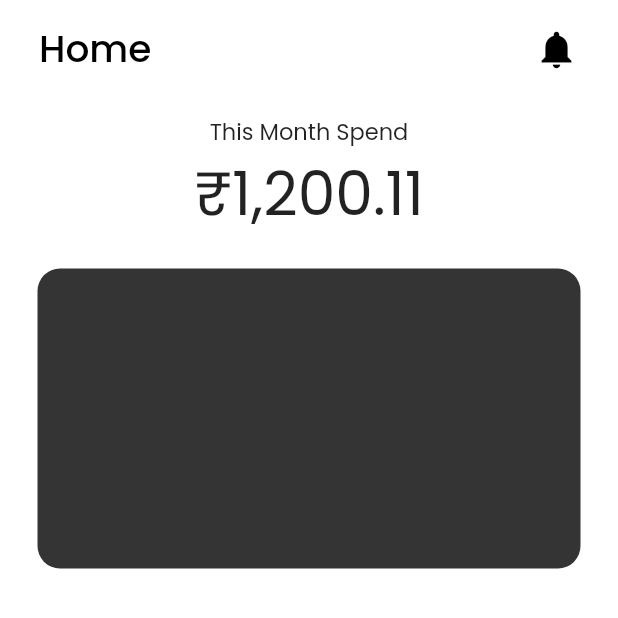
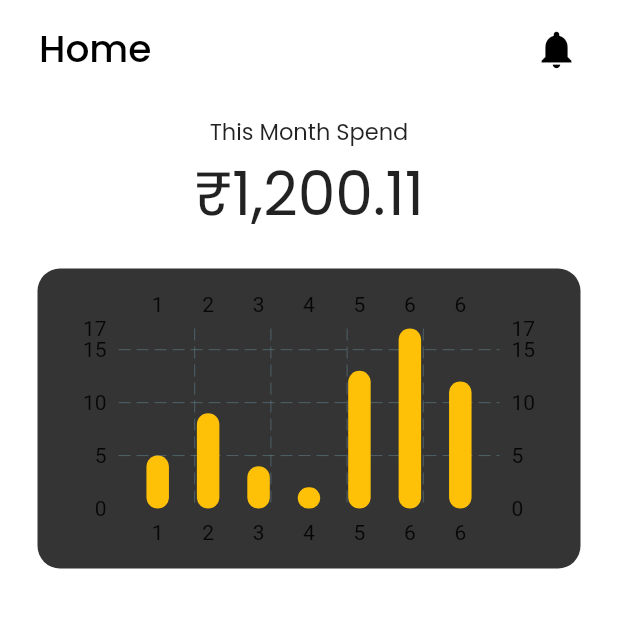
Before and after one commit to joyetgeorge/Expenso, a Flutter app: the screen it shows after launch, on a phone screen of 412 x 824 dp, the top half of it. Run offline on Flutter 3.47's test engine with Material 2 defaults, Android fonts, the phone set to English and light mode, and no system bars; drawn by our look-alikes of fl_chart; our stand-ins replace google_fonts.

Commit message:
modified:   lib/main.dart 	modified:   lib/widgets/home.dart 	modified:   lib/widgets/welcome.dart 	modified:   pubspec.lock 	modified:   pubspec.yaml

```diff
--- a/lib/main.dart
+++ b/lib/main.dart
@@ -12,16 +12,21 @@ void main() {
   ));
 }
 
-class Expenso extends StatelessWidget {
+class Expenso extends StatefulWidget {
   const Expenso({Key? key}) : super(key: key);
 
+  @override
+  State<Expenso> createState() => _ExpensoState();
+}
+
+class _ExpensoState extends State<Expenso> {
   @override
   Widget build(BuildContext context) {
     return MaterialApp(
       home: Scaffold(
         backgroundColor: Colors.white,
         appBar: AppBar(
-            backgroundColor: const Color(0xfffffffff),
+            backgroundColor: const Color(0x000fffff),
             elevation: 0,
             title: Container(
               margin: const EdgeInsets.only(left: 10, right: 10, top: 10),
--- a/lib/widgets/home.dart
+++ b/lib/widgets/home.dart
@@ -1,5 +1,6 @@
 import 'package:flutter/material.dart';
 import 'package:google_fonts/google_fonts.dart';
+import 'package:fl_chart/fl_chart.dart';
 
 class Home extends StatelessWidget {
   const Home({
@@ -26,21 +27,57 @@ class Home extends StatelessWidget {
                 "₹1,200.11",
                 style: GoogleFonts.poppins(fontSize: 40),
               ),
-              Container(
-                  // color: Color(0xff343434),
-                  height: 200,
-                  margin: const EdgeInsets.only(top: 20, left: 25, right: 25),
-                  decoration: BoxDecoration(
-                    color: const Color(0xff343434),
-                    borderRadius: BorderRadius.circular(15),
-                    // border: Border.all(
-                    //   color: Color(0xff343434),
-                    // )
-                  ))
+              Analytics()
             ],
           ),
         )
       ],
     );
   }
+
+  Container Analytics() {
+    return Container(
+      height: 200,
+      margin: const EdgeInsets.only(top: 20, left: 25, right: 25),
+      decoration: BoxDecoration(
+        color: const Color(0xff343434),
+        borderRadius: BorderRadius.circular(15),
+      ),
+      child: Container(
+        margin: const EdgeInsets.all(10),
+        child: BarChart(BarChartData(
+            borderData: FlBorderData(
+                border: const Border(
+              top: BorderSide.none,
+              right: BorderSide.none,
+              left: BorderSide.none,
+              bottom: BorderSide.none,
+            )),
+            barGroups: [
+              BarChartGroupData(x: 1, barRods: [
+                BarChartRodData(y: 5, width: 15, colors: [Colors.amber]),
+              ]),
+              BarChartGroupData(x: 2, barRods: [
+                BarChartRodData(y: 9, width: 15, colors: [Colors.amber]),
+              ]),
+              BarChartGroupData(x: 3, barRods: [
+                BarChartRodData(y: 4, width: 15, colors: [Colors.amber]),
+              ]),
+              BarChartGroupData(x: 4, barRods: [
+                BarChartRodData(y: 2, width: 15, colors: [Colors.amber]),
+              ]),
+              BarChartGroupData(x: 5, barRods: [
+                BarChartRodData(y: 13, width: 15, colors: [Colors.amber]),
+              ]),
+              BarChartGroupData(x: 6, barRods: [
+                BarChartRodData(y: 17, width: 15, colors: [Colors.amber]),
+              ]),
+              BarChartGroupData(x: 6, barRods: [
+                BarChartRodData(y: 12, width: 15, colors: [Colors.amber]),
+              ]),
+
+            ])),
+      ),
+    );
+  }
 }
--- a/pubspec.yaml
+++ b/pubspec.yaml
@@ -35,6 +35,7 @@ dependencies:
   # Use with the CupertinoIcons class for iOS style icons.
   cupertino_icons: ^1.0.2
   google_fonts: ^2.2.0
+  fl_chart: ^0.40.6
 
 dev_dependencies:
   flutter_test:
```
Also changed, not shown: lib/widgets/welcome.dart (+7 -4 lines), pubspec.lock, 1 other file.
